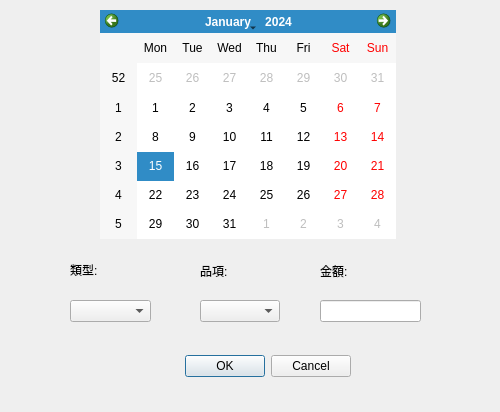
The window that record.ui (dlgs5100/MoneyTracking) describes before a commit, drawn with Qt 5.
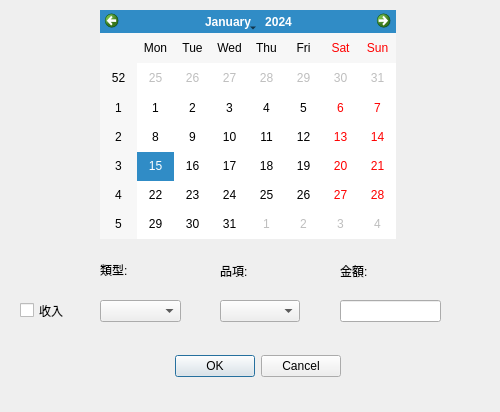
The same window after the commit.

Commit message: Add income record

What changed in the file:
```diff
--- a/record.ui
+++ b/record.ui
@@ -16,7 +16,7 @@
   <widget class="QDialogButtonBox" name="buttonBox">
    <property name="geometry">
     <rect>
-     <x>10</x>
+     <x>0</x>
      <y>350</y>
      <width>341</width>
      <height>32</height>
@@ -42,7 +42,7 @@
   <widget class="QComboBox" name="comboBoxType">
    <property name="geometry">
     <rect>
-     <x>70</x>
+     <x>100</x>
      <y>300</y>
      <width>81</width>
      <height>22</height>
@@ -52,7 +52,7 @@
   <widget class="QComboBox" name="comboBoxItem">
    <property name="geometry">
     <rect>
-     <x>200</x>
+     <x>220</x>
      <y>300</y>
      <width>80</width>
      <height>22</height>
@@ -62,7 +62,7 @@
   <widget class="QLineEdit" name="editSpending">
    <property name="geometry">
     <rect>
-     <x>320</x>
+     <x>340</x>
      <y>300</y>
      <width>101</width>
      <height>22</height>
@@ -72,7 +72,7 @@
   <widget class="QLabel" name="labelType">
    <property name="geometry">
     <rect>
-     <x>70</x>
+     <x>100</x>
      <y>260</y>
      <width>71</width>
      <height>20</height>
@@ -85,7 +85,7 @@
   <widget class="QLabel" name="labelItem">
    <property name="geometry">
     <rect>
-     <x>200</x>
+     <x>220</x>
      <y>260</y>
      <width>61</width>
      <height>21</height>
@@ -98,7 +98,7 @@
   <widget class="QLabel" name="labelSpending">
    <property name="geometry">
     <rect>
-     <x>320</x>
+     <x>340</x>
      <y>260</y>
      <width>61</width>
      <height>21</height>
@@ -108,6 +108,19 @@
     <string>金額:</string>
    </property>
   </widget>
+  <widget class="QCheckBox" name="checkBoxIncome">
+   <property name="geometry">
+    <rect>
+     <x>20</x>
+     <y>300</y>
+     <width>61</width>
+     <height>21</height>
+    </rect>
+   </property>
+   <property name="text">
+    <string>收入</string>
+   </property>
+  </widget>
  </widget>
  <resources/>
  <connections>
```
Left out of the diff: 2 changed lines with no effect on the pictures. The commit also changes 10 other files.
